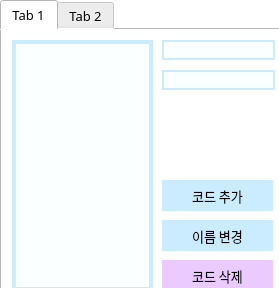
Qt form ui/ManageCode.ui (za5321/CheckTool) before a commit.
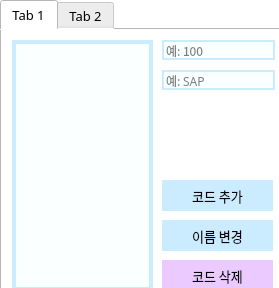
The same form after that commit.

Commit message: Changed ui of InsertSvr and DeleteSvr

What changed in the file:
```diff
--- a/ui/ManageCode.ui
+++ b/ui/ManageCode.ui
@@ -79,6 +79,9 @@
 	background: rgb(250, 255, 255);
 }</string>
      </property>
+     <property name="placeholderText">
+      <string>예: 100</string>
+     </property>
     </widget>
     <widget class="QLineEdit" name="sys_name_le">
      <property name="geometry">
@@ -100,6 +103,9 @@
 	background: rgb(250, 255, 255);
 }</string>
      </property>
+     <property name="placeholderText">
+      <string>예: SAP</string>
+     </property>
     </widget>
     <widget class="QToolButton" name="sys_upd_btn">
      <property name="geometry">
```
Left out of the diff: 6 changed lines with no effect on the pictures. The commit also changes 6 other files.
